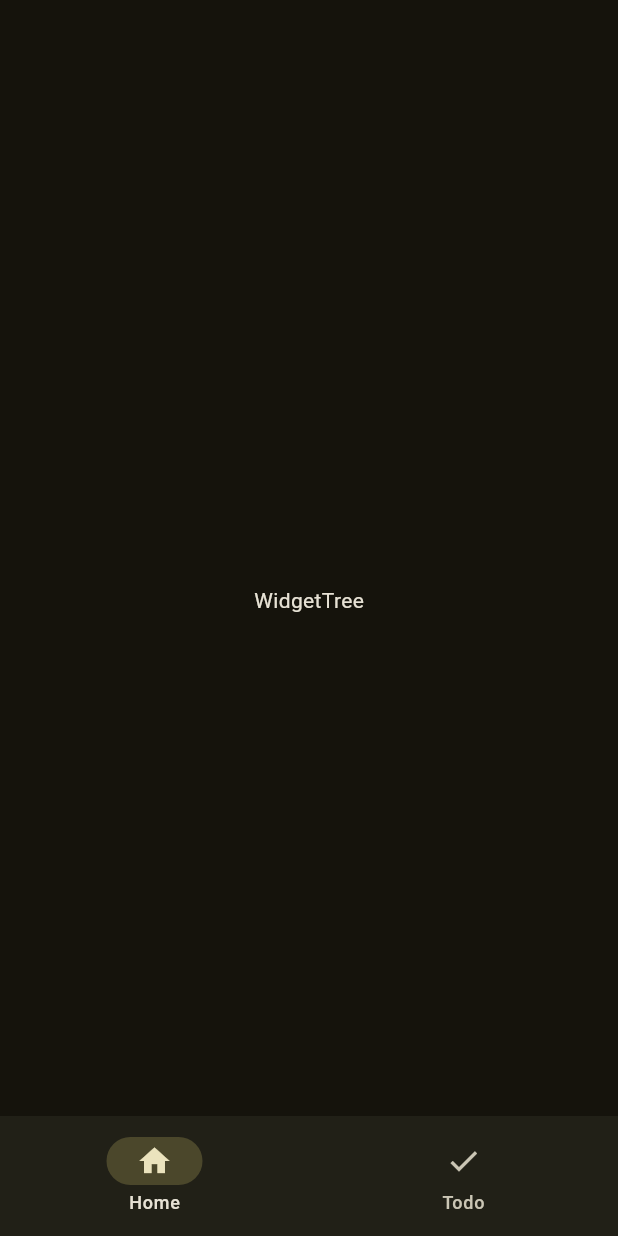
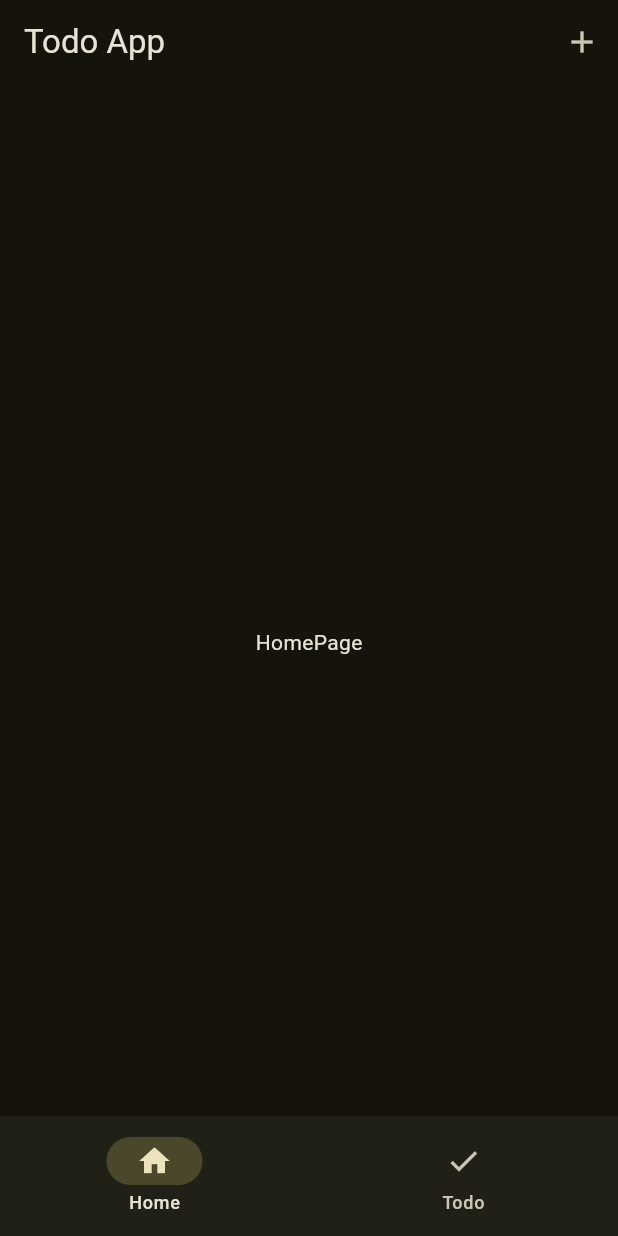
Before and after one commit to Asciugano/todo_app_flutter, a Flutter app: the screen it shows after launch, on a phone screen of 412 x 824 dp. Run offline on Flutter 3.47's test engine with Material 3 defaults, Android fonts, the light colour scheme and no system bars.

```diff
--- /dev/null
+++ b/lib/views/pages/home_page.dart
@@ -0,0 +1,13 @@
+import 'package:flutter/material.dart';
+
+class HomePage extends StatelessWidget {
+  const HomePage({super.key});
+
+  @override
+  Widget build(BuildContext context) {
+    return Scaffold(
+      appBar: AppBar(),
+      body: Center(child: Text('HomePage')),
+    );
+  }
+}
--- a/lib/views/widget_tree.dart
+++ b/lib/views/widget_tree.dart
@@ -1,5 +1,10 @@
 import 'package:flutter/material.dart';
+import 'package:todo_app_flutter/data/notifiers.dart';
+import 'package:todo_app_flutter/views/pages/home_page.dart';
+import 'package:todo_app_flutter/views/pages/todo_page.dart';
 import 'package:todo_app_flutter/views/widgets/navbar_widget.dart';
+
+List<Widget> pages = [HomePage(), TodoPage()];
 
 class WidgetTree extends StatelessWidget {
   const WidgetTree({super.key});
@@ -7,9 +12,13 @@ class WidgetTree extends StatelessWidget {
   @override
   Widget build(BuildContext context) {
     return Scaffold(
-      appBar: AppBar(),
-      body: Center(child: Text('WidgetTree'),),
+      appBar: AppBar(title: Text('Todo App'), actions: [
+        IconButton(onPressed: () {}, icon: Icon(Icons.add))
+      ],),
       bottomNavigationBar: Navbar(),
+      body: ValueListenableBuilder(valueListenable: currentPageNotifier, builder:(context, currentPage, child) {
+        return pages[currentPageNotifier.value];
+      },),
     );
   }
 }
```
Also changed, not shown: lib/data/classes/priority_level.dart (added, +10 -0 lines), lib/data/classes/todo_item.dart (added, +17 -0 lines), lib/views/pages/todo_page.dart (added, +13 -0 lines).
